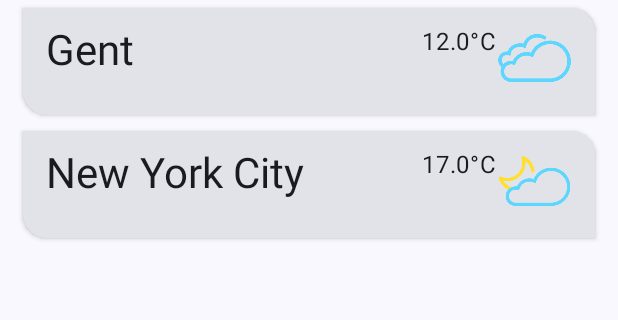
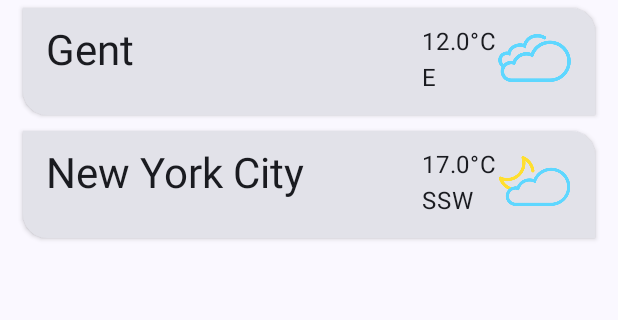
Before and after one commit to lorenzdbie/Android-School-Project, an Android app built with Jetpack Compose: the screen it shows after launch (MainActivity), after a tap on "Add city button", on a phone screen of 412 x 824 dp, the part 100-420 px from its top. Run offline under Robolectric (Android 15) with nearby library versions, the phone set to English and light mode, and no system bars; our stand-ins replace window size class.

Commit message:
start weatherDetailsScreen + start addCity screen

```diff
--- a/app/src/main/java/com/example/androidschoolproject/MainActivity.kt
+++ b/app/src/main/java/com/example/androidschoolproject/MainActivity.kt
@@ -30,7 +30,7 @@ class MainActivity : ComponentActivity() {
 
 @Preview(showBackground = true)
 @Composable
-fun ReplyAppCompactPreview() {
+fun WeatherAppCompactPreview() {
     AndroidSchoolProjectTheme {
         Surface {
             WeatherApp(
@@ -42,7 +42,7 @@ fun ReplyAppCompactPreview() {
 
 @Preview(showBackground = true, widthDp = 700)
 @Composable
-fun ReplyAppMediumPreview() {
+fun WeatherAppMediumPreview() {
     AndroidSchoolProjectTheme {
         Surface {
             WeatherApp(
@@ -54,7 +54,7 @@ fun ReplyAppMediumPreview() {
 
 @Preview(showBackground = true, widthDp = 1000)
 @Composable
-fun ReplyAppExpandedPreview() {
+fun WeatherAppExpandedPreview() {
     AndroidSchoolProjectTheme {
         Surface {
             WeatherApp(
--- a/app/src/main/java/com/example/androidschoolproject/data/LocalWeatherDataProvider.kt
+++ b/app/src/main/java/com/example/androidschoolproject/data/LocalWeatherDataProvider.kt
@@ -24,7 +24,7 @@ object LocalWeatherDataProvider {
                     atmosphericPressure = 993f,
                     humidity = 81f,
                     windSpeed = 5.36f,
-                    windDirection = 194f,
+                    windDirection = 90f,
                     weatherIcon = "04d",
                 ),
                 pollution = Pollution(
--- a/app/src/main/java/com/example/androidschoolproject/ui/WeatherHomeScreen.kt
+++ b/app/src/main/java/com/example/androidschoolproject/ui/WeatherHomeScreen.kt
@@ -3,6 +3,7 @@ package com.example.androidschoolproject.ui
 import androidx.annotation.DrawableRes
 import androidx.compose.foundation.Image
 import androidx.compose.foundation.layout.Box
+import androidx.compose.foundation.layout.Column
 import androidx.compose.foundation.layout.Row
 import androidx.compose.foundation.layout.Spacer
 import androidx.compose.foundation.layout.fillMaxWidth
@@ -35,6 +36,7 @@ import androidx.compose.ui.unit.dp
 import androidx.compose.ui.unit.sp
 import com.example.androidschoolproject.R
 import com.example.androidschoolproject.model.WeatherCity
+import com.example.androidschoolproject.ui.utils.ViewSize
 import com.example.androidschoolproject.ui.utils.WeatherContentType
 import com.example.androidschoolproject.ui.utils.WeatherNavigationType
 
@@ -71,8 +73,8 @@ fun WeatherHomeScreen(
 }
 
 @Composable
-fun CityWeatherCard(city: WeatherCity, modifier: Modifier = Modifier) {
-    @DrawableRes val icon = when (city.weather.weatherIcon) {
+fun WeatherIcon(icon: String, viewSize: ViewSize, modifier: Modifier = Modifier) {
+    @DrawableRes val weatherIcon = when (icon) {
         "01d" -> R.drawable._1d
         "01n" -> R.drawable._1n
         "02d" -> R.drawable._2d
@@ -87,7 +89,27 @@ fun CityWeatherCard(city: WeatherCity, modifier: Modifier = Modifier) {
         "50d" -> R.drawable._50d
         else -> R.drawable._1d
     }
+    Box(
+        modifier = Modifier.size(
+            when (viewSize) {
+                ViewSize.SMALL -> 50.dp
+                ViewSize.LARGE -> 120.dp
+                else -> 50.dp
+            },
+        ),
+    ) {
+        Image(
+            painter = painterResource(id = weatherIcon),
+            contentDescription = null,
+            alignment = Alignment.TopCenter,
+            contentScale = ContentScale.FillWidth,
 
+        )
+    }
+}
+
+@Composable
+private fun CityWeatherCard(city: WeatherCity, modifier: Modifier = Modifier) {
     Card(
         elevation = CardDefaults.cardElevation(defaultElevation = 2.dp),
         modifier = modifier
@@ -97,16 +119,11 @@ fun CityWeatherCard(city: WeatherCity, modifier: Modifier = Modifier) {
         Row(modifier = modifier.padding(horizontal = 10.dp, vertical = 5.dp)) {
             Text(text = city.city, style = MaterialTheme.typography.headlineMedium, modifier = Modifier.fillMaxWidth(0.7f))
             Spacer(modifier = Modifier.weight(1f))
-            Text(text = "${city.weather.temperature}°C")
-            Box(modifier = Modifier.size(50.dp)) {
-                Image(
-                    painter = painterResource(id = icon),
-                    contentDescription = null,
-                    alignment = Alignment.TopCenter,
-                    contentScale = ContentScale.FillWidth,
-
-                )
+            Column {
+                Text(text = "${city.weather.temperature}°C")
+                Text(text = "${shortNotation(directionBasedOnDegrees(city.weather.windDirection))}")
             }
+            WeatherIcon(icon = city.weather.weatherIcon, viewSize = ViewSize.SMALL)
         }
     }
 }
@@ -186,3 +203,33 @@ private fun WeatherExtendedBottomAddBar(
         )
     }
 }
+
+private fun directionBasedOnDegrees(direction: Float): String {
+    return when {
+        direction >= 11.25 && direction < 33.75 -> "North North East"
+        direction >= 33.75 && direction < 56.25 -> "North East"
+        direction >= 56.25 && direction < 78.75 -> "East North East"
+        direction >= 78.75 && direction < 101.25 -> "East"
+        direction >= 101.25 && direction < 123.75 -> "East South East"
+        direction >= 123.75 && direction < 146.25 -> "South East"
+        direction >= 146.25 && direction < 168.75 -> "South South East"
+        direction >= 168.75 && direction < 191.25 -> "South"
+        direction >= 191.25 && direction < 213.75 -> "South South West"
+        direction >= 213.75 && direction < 236.25 -> "South West"
+        direction >= 236.25 && direction < 258.75 -> "West South West"
+        direction >= 258.75 && direction < 281.25 -> "West"
+        direction >= 281.25 && direction < 303.75 -> "West North West"
+        direction >= 303.75 && direction < 326.25 -> "North West"
+        direction >= 326.25 && direction < 348.75 -> "North North West"
+        else -> "North"
+    }
+}
+private fun shortNotation(direction: String): String {
+    var short = ""
+    for (letter in direction) {
+        if (letter in 'A'..'Z') {
+            short += letter
+        }
+    }
+    return short
+}
--- a/app/src/main/java/com/example/androidschoolproject/ui/utils/WindowStateUtils.kt
+++ b/app/src/main/java/com/example/androidschoolproject/ui/utils/WindowStateUtils.kt
@@ -8,3 +8,7 @@ enum class WeatherContentType {
 enum class WeatherNavigationType {
     BOTTOM_NAVIGATION, NAVIGATION_RAIL, PERMANENT_NAVIGATION_DRAWER
 }
+
+enum class ViewSize {
+    SMALL, LARGE
+}
--- a/app/src/main/res/values/dimens.xml
+++ b/app/src/main/res/values/dimens.xml
@@ -2,4 +2,5 @@
     <dimen name="padding_small">8dp</dimen>
     <dimen name="padding_medium">16dp</dimen>
     <dimen name="image_size">64dp</dimen>
+    <dimen name="detail_topbar_close_button_padding_horizontal">10dp</dimen>
 </resources>
--- a/app/src/main/res/values/strings.xml
+++ b/app/src/main/res/values/strings.xml
@@ -4,4 +4,6 @@
     <string name="urlExternalAPI">https://api.airvisual.com/v2/</string>
     <string name="add_city">Add city</string>
     <string name="add_city_button">Add city button</string>
+    <string name="add_new_city">Add a new city</string>
+    <string name="navigation_close">close button</string>
 </resources>
```
Also changed, not shown: app/src/main/java/com/example/androidschoolproject/ui/AddCityScreen.kt (added, +108 -0 lines), app/src/main/java/com/example/androidschoolproject/ui/CityWeatherDetailsScreen.kt (added, +121 -0 lines), app/src/main/res/drawable/compass.png (added).
